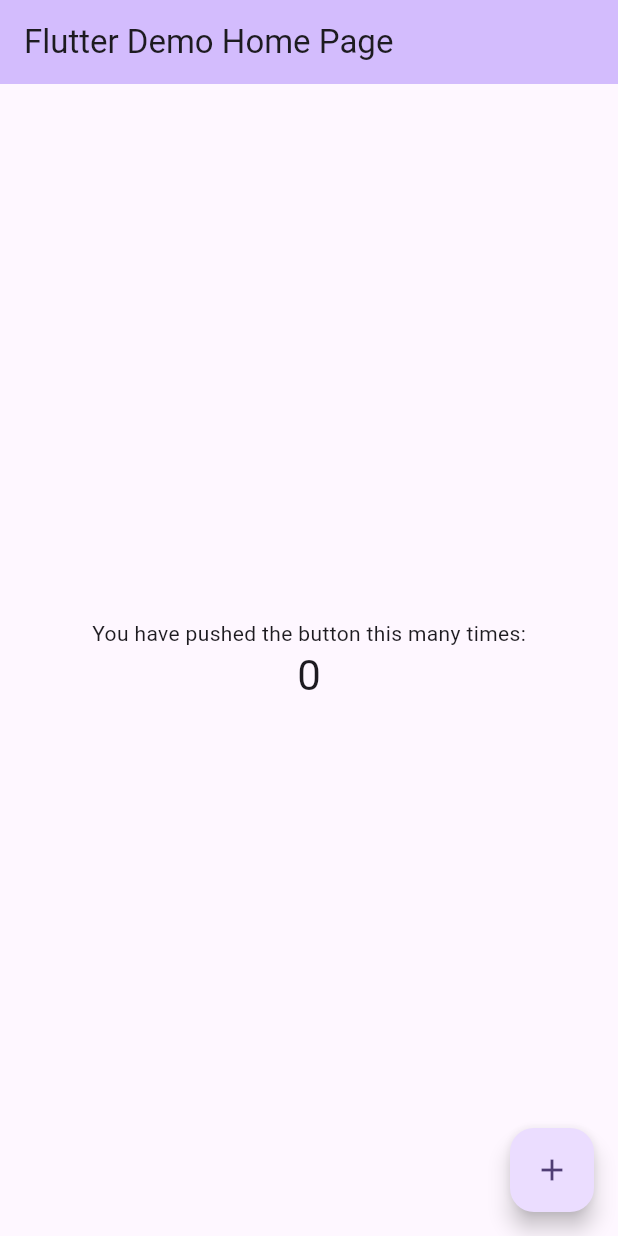
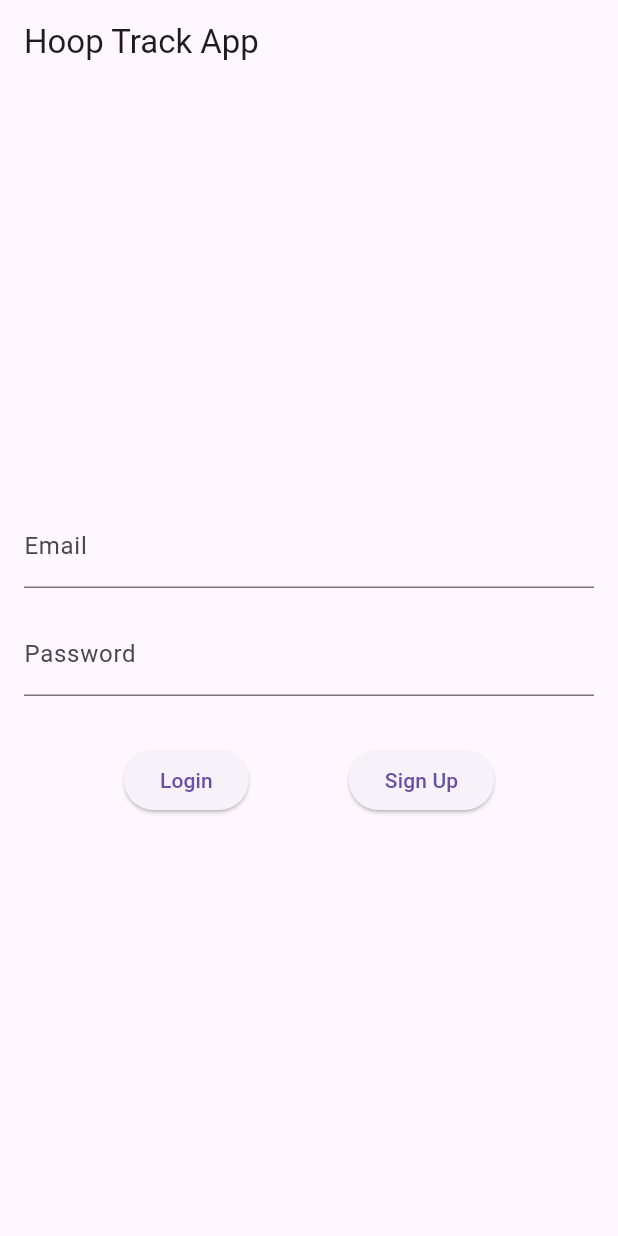
Before and after one commit to nikypopov/ball, a Flutter app: the screen it shows after launch, on a phone screen of 412 x 824 dp. Run offline on Flutter 3.47's test engine with Material 3 defaults, Android fonts, the phone set to English and light mode, and no system bars.

Commit message:
login page, ios/android

```diff
--- /dev/null
+++ b/hoop_track_app/lib/login_screen.dart
@@ -0,0 +1,60 @@
+import 'package:flutter/material.dart';
+
+class LoginScreen extends StatefulWidget {
+  @override
+  _LoginScreenState createState() => _LoginScreenState();
+}
+
+class _LoginScreenState extends State<LoginScreen> {
+  final TextEditingController _emailController = TextEditingController();
+  final TextEditingController _passwordController = TextEditingController();
+
+  @override
+  Widget build(BuildContext context) {
+    return Scaffold(
+      appBar: AppBar(
+        title: Text('Hoop Track App'),
+      ),
+      body: Padding(
+        padding: const EdgeInsets.all(16.0),
+        child: Column(
+          mainAxisAlignment: MainAxisAlignment.center,
+          children: <Widget>[
+            TextField(
+              controller: _emailController,
+              decoration: InputDecoration(
+                labelText: 'Email',
+              ),
+            ),
+            SizedBox(height: 16.0),
+            TextField(
+              controller: _passwordController,
+              decoration: InputDecoration(
+                labelText: 'Password',
+              ),
+              obscureText: true,
+            ),
+            SizedBox(height: 32.0),
+            Row(
+              mainAxisAlignment: MainAxisAlignment.spaceEvenly,
+              children: <Widget>[
+                ElevatedButton(
+                  onPressed: () {
+                    // Handle login action
+                  },
+                  child: Text('Login'),
+                ),
+                ElevatedButton(
+                  onPressed: () {
+                    // Handle sign-up action
+                  },
+                  child: Text('Sign Up'),
+                ),
+              ],
+            ),
+          ],
+        ),
+      ),
+    );
+  }
+}
--- a/hoop_track_app/lib/main.dart
+++ b/hoop_track_app/lib/main.dart
@@ -1,125 +1,19 @@
 import 'package:flutter/material.dart';
+import 'login_screen.dart';
 
 void main() {
-  runApp(const MyApp());
+  runApp(HoopTrackApp());
 }
 
-class MyApp extends StatelessWidget {
-  const MyApp({super.key});
-
-  // This widget is the root of your application.
+class HoopTrackApp extends StatelessWidget {
   @override
   Widget build(BuildContext context) {
     return MaterialApp(
-      title: 'Flutter Demo',
+      title: 'Hoop Track App',
       theme: ThemeData(
-        // This is the theme of your application.
-        //
-        // TRY THIS: Try running your application with "flutter run". You'll see
-        // the application has a purple toolbar. Then, without quitting the app,
-        // try changing the seedColor in the colorScheme below to Colors.green
-        // and then invoke "hot reload" (save your changes or press the "hot
-        // reload" button in a Flutter-supported IDE, or press "r" if you used
-        // the command line to start the app).
-        //
-        // Notice that the counter didn't reset back to zero; the application
-        // state is not lost during the reload. To reset the state, use hot
-        // restart instead.
-        //
-        // This works for code too, not just values: Most code changes can be
-        // tested with just a hot reload.
-        colorScheme: ColorScheme.fromSeed(seedColor: Colors.deepPurple),
-        useMaterial3: true,
+        primarySwatch: Colors.blue,
       ),
-      home: const MyHomePage(title: 'Flutter Demo Home Page'),
+      home: LoginScreen(),
     );
   }
 }
-
-class MyHomePage extends StatefulWidget {
-  const MyHomePage({super.key, required this.title});
-
-  // This widget is the home page of your application. It is stateful, meaning
-  // that it has a State object (defined below) that contains fields that affect
-  // how it looks.
-
-  // This class is the configuration for the state. It holds the values (in this
-  // case the title) provided by the parent (in this case the App widget) and
-  // used by the build method of the State. Fields in a Widget subclass are
-  // always marked "final".
-
-  final String title;
-
-  @override
-  State<MyHomePage> createState() => _MyHomePageState();
-}
-
-class _MyHomePageState extends State<MyHomePage> {
-  int _counter = 0;
-
-  void _incrementCounter() {
-    setState(() {
-      // This call to setState tells the Flutter framework that something has
-      // changed in this State, which causes it to rerun the build method below
-      // so that the display can reflect the updated values. If we changed
-      // _counter without calling setState(), then the build method would not be
-      // called again, and so nothing would appear to happen.
-      _counter++;
-    });
-  }
-
-  @override
-  Widget build(BuildContext context) {
-    // This method is rerun every time setState is called, for instance as done
-    // by the _incrementCounter method above.
-    //
-    // The Flutter framework has been optimized to make rerunning build methods
-    // fast, so that you can just rebuild anything that needs updating rather
-    // than having to individually change instances of widgets.
-    return Scaffold(
-      appBar: AppBar(
-        // TRY THIS: Try changing the color here to a specific color (to
-        // Colors.amber, perhaps?) and trigger a hot reload to see the AppBar
-        // change color while the other colors stay the same.
-        backgroundColor: Theme.of(context).colorScheme.inversePrimary,
-        // Here we take the value from the MyHomePage object that was created by
-        // the App.build method, and use it to set our appbar title.
-        title: Text(widget.title),
-      ),
-      body: Center(
-        // Center is a layout widget. It takes a single child and positions it
-        // in the middle of the parent.
-        child: Column(
-          // Column is also a layout widget. It takes a list of children and
-          // arranges them vertically. By default, it sizes itself to fit its
-          // children horizontally, and tries to be as tall as its parent.
-          //
-          // Column has various properties to control how it sizes itself and
-          // how it positions its children. Here we use mainAxisAlignment to
-          // center the children vertically; the main axis here is the vertical
-          // axis because Columns are vertical (the cross axis would be
-          // horizontal).
-          //
-          // TRY THIS: Invoke "debug painting" (choose the "Toggle Debug Paint"
-          // action in the IDE, or press "p" in the console), to see the
-          // wireframe for each widget.
-          mainAxisAlignment: MainAxisAlignment.center,
-          children: <Widget>[
-            const Text(
-              'You have pushed the button this many times:',
-            ),
-            Text(
-              '$_counter',
-              style: Theme.of(context).textTheme.headlineMedium,
-            ),
-          ],
-        ),
-      ),
-      floatingActionButton: FloatingActionButton(
-        onPressed: _incrementCounter,
-        tooltip: 'Increment',
-        child: const Icon(Icons.add),
-      ), // This trailing comma makes auto-formatting nicer for build methods.
-    );
-  }
-}
```
